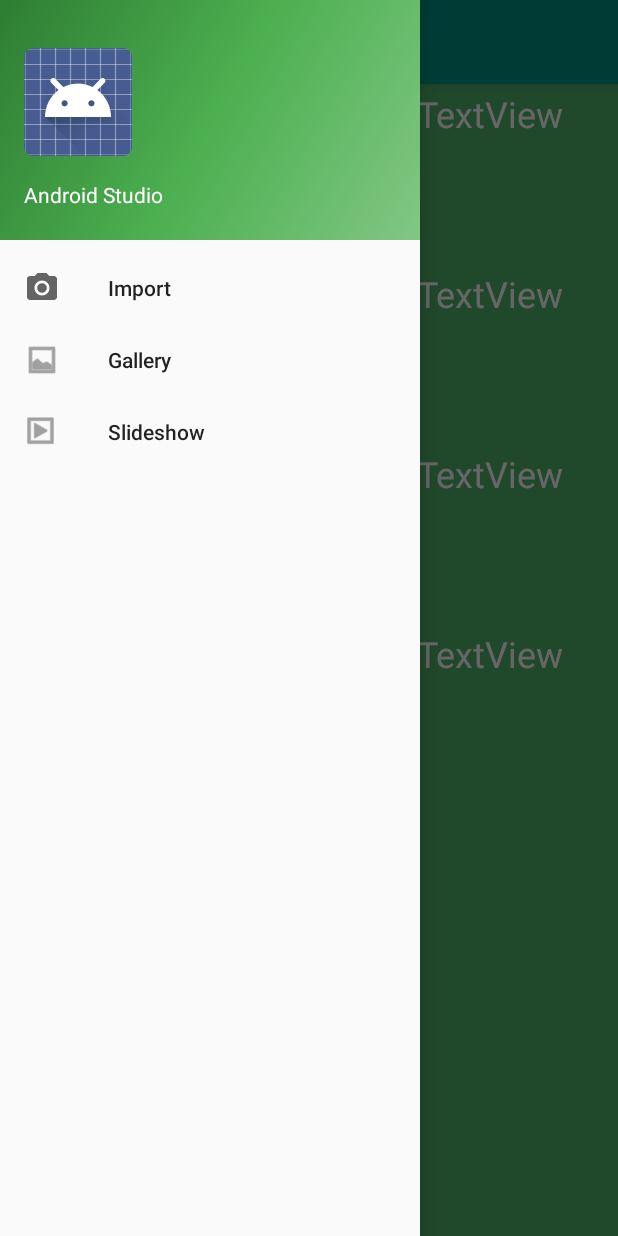
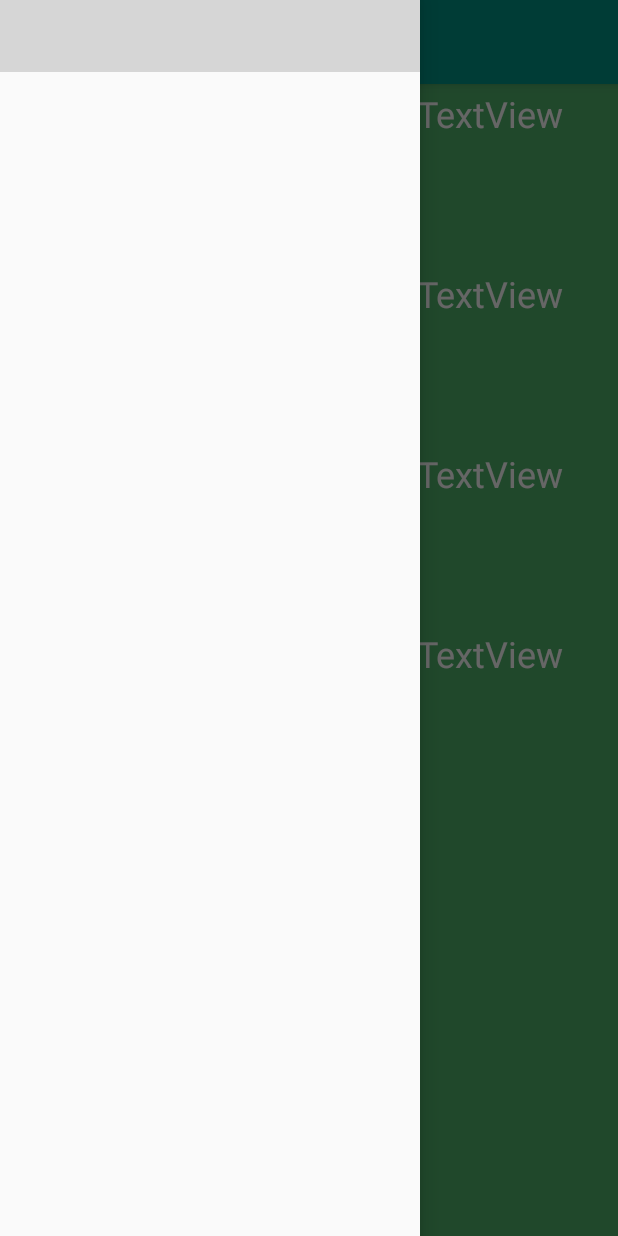
Before and after one commit to samilesma/Esperanto, an Android app: the screen it shows after launch (MainActivity), with the side drawer open, on a phone screen of 412 x 824 dp. Run offline under Robolectric (Android 15) with nearby library versions, the phone set to English and light mode, and no system bars; grey boxes are pictures that could not be loaded.

Commit message:
Revert "menu"
This reverts commit dd5c03fdff01e1da74228e8fc949d7998c381e80.

```diff
--- a/app/src/main/java/com/esperanto/myapplication/MainActivity.java
+++ b/app/src/main/java/com/esperanto/myapplication/MainActivity.java
@@ -67,10 +67,9 @@ public class MainActivity extends AppCompatActivity
         int id = item.getItemId();
 
         if (id == R.id.nav_camera) {
-       //     startActivity(new Intent(this,Abc123test.class));
             // Handle the camera action
         } else if (id == R.id.nav_gallery) {
-
+         //startActivity(new Intent(this,Abc123test.class));
 
         } else if (id == R.id.nav_slideshow) {
 
--- a/app/src/main/java/easy/learning/dethele.java
+++ /dev/null
@@ -1,39 +0,0 @@
-package easy.learning;
-/**
-import android.os.Bundle;
-import android.support.v4.app.Fragment;
-import android.support.v7.app.AppCompatActivity;
-import android.view.MenuItem;
-import android.widget.Button;
-
-import com.esperanto.myapplication.MainActivity;
-import com.esperanto.myapplication.R;
-
-/**
- * Created by IbsenB on 07-11-2016.
- */
-/**
-public class dethele extends AppCompatActivity {
-
-
-    @Override
-    protected void onCreate(Bundle savedInstanceState) {
-        super.onCreate(savedInstanceState);
-        setContentView(R.layout.dethele);
-
-        if(savedInstanceState==null){
-            Fragment fragment = new MainActivity();
-            getSupportFragmentManager().beginTransaction()
-                    .add(R.id.fragmentindhold,fragment).commit();
-        }
-
-    }
-    @Override
-    public boolean onOptionsItemSelected(MenuItem item){
-        if(item.getItemId() == android.R.id.home){
-            onBackPressed();
-        }
-        return super.onOptionsItemSelected(item);
-    }
-}
-**/
--- a/app/src/main/res/drawable/dethele.xml
+++ /dev/null
@@ -1,14 +0,0 @@
-<?xml version="1.0" encoding="utf-8"?>
-<RelativeLayout xmlns:android="http://schemas.android.com/apk/res/android">
-    <!--    android:orientation="vertical"
-        android:layout_width="match_parent"
-        android:layout_height="match_parent">
-        <FrameLayout
-            android:id="@+id/fragmentindhold"
-            android:layout_weight="1"
-            android:layout_width="match_parent"
-            android:layout_height="match_parent"
-
-        />-->
-
-    </RelativeLayout>
--- a/app/src/main/res/drawable/ic_menu_camera.xml
+++ /dev/null
@@ -1,12 +0,0 @@
-<vector xmlns:android="http://schemas.android.com/apk/res/android"
-    android:width="24dp"
-    android:height="24dp"
-    android:viewportHeight="24.0"
-    android:viewportWidth="24.0">
-    <path
-        android:fillColor="#FF000000"
-        android:pathData="M12,12m-3.2,0a3.2,3.2 0,1 1,6.4 0a3.2,3.2 0,1 1,-6.4 0" />
-    <path
-        android:fillColor="#FF000000"
-        android:pathData="M9,2L7.17,4H4c-1.1,0 -2,0.9 -2,2v12c0,1.1 0.9,2 2,2h16c1.1,0 2,-0.9 2,-2V6c0,-1.1 -0.9,-2 -2,-2h-3.17L15,2H9zm3,15c-2.76,0 -5,-2.24 -5,-5s2.24,-5 5,-5 5,2.24 5,5 -2.24,5 -5,5z" />
-</vector>
--- a/app/src/main/res/drawable/ic_menu_gallery.xml
+++ /dev/null
@@ -1,9 +0,0 @@
-<vector xmlns:android="http://schemas.android.com/apk/res/android"
-    android:width="24dp"
-    android:height="24dp"
-    android:viewportHeight="24.0"
-    android:viewportWidth="24.0">
-    <path
-        android:fillColor="#FF000000"
-        android:pathData="M22,16V4c0,-1.1 -0.9,-2 -2,-2H8c-1.1,0 -2,0.9 -2,2v12c0,1.1 0.9,2 2,2h12c1.1,0 2,-0.9 2,-2zm-11,-4l2.03,2.71L16,11l4,5H8l3,-4zM2,6v14c0,1.1 0.9,2 2,2h14v-2H4V6H2z" />
-</vector>
--- a/app/src/main/res/drawable/ic_menu_manage.xml
+++ /dev/null
@@ -1,9 +0,0 @@
-<vector xmlns:android="http://schemas.android.com/apk/res/android"
-    android:width="24dp"
-    android:height="24dp"
-    android:viewportHeight="24.0"
-    android:viewportWidth="24.0">
-    <path
-        android:fillColor="#FF000000"
-        android:pathData="M22.7,19l-9.1,-9.1c0.9,-2.3 0.4,-5 -1.5,-6.9 -2,-2 -5,-2.4 -7.4,-1.3L9,6 6,9 1.6,4.7C0.4,7.1 0.9,10.1 2.9,12.1c1.9,1.9 4.6,2.4 6.9,1.5l9.1,9.1c0.4,0.4 1,0.4 1.4,0l2.3,-2.3c0.5,-0.4 0.5,-1.1 0.1,-1.4z" />
-</vector>
--- a/app/src/main/res/drawable/ic_menu_send.xml
+++ /dev/null
@@ -1,9 +0,0 @@
-<vector xmlns:android="http://schemas.android.com/apk/res/android"
-    android:width="24dp"
-    android:height="24dp"
-    android:viewportHeight="24.0"
-    android:viewportWidth="24.0">
-    <path
-        android:fillColor="#FF000000"
-        android:pathData="M2.01,21L23,12 2.01,3 2,10l15,2 -15,2z" />
-</vector>
--- a/app/src/main/res/drawable/ic_menu_share.xml
+++ /dev/null
@@ -1,9 +0,0 @@
-<vector xmlns:android="http://schemas.android.com/apk/res/android"
-    android:width="24dp"
-    android:height="24dp"
-    android:viewportHeight="24.0"
-    android:viewportWidth="24.0">
-    <path
-        android:fillColor="#FF000000"
-        android:pathData="M18,16.08c-0.76,0 -1.44,0.3 -1.96,0.77L8.91,12.7c0.05,-0.23 0.09,-0.46 0.09,-0.7s-0.04,-0.47 -0.09,-0.7l7.05,-4.11c0.54,0.5 1.25,0.81 2.04,0.81 1.66,0 3,-1.34 3,-3s-1.34,-3 -3,-3 -3,1.34 -3,3c0,0.24 0.04,0.47 0.09,0.7L8.04,9.81C7.5,9.31 6.79,9 6,9c-1.66,0 -3,1.34 -3,3s1.34,3 3,3c0.79,0 1.5,-0.31 2.04,-0.81l7.12,4.16c-0.05,0.21 -0.08,0.43 -0.08,0.65 0,1.61 1.31,2.92 2.92,2.92 1.61,0 2.92,-1.31 2.92,-2.92s-1.31,-2.92 -2.92,-2.92z" />
-</vector>
--- a/app/src/main/res/drawable/ic_menu_slideshow.xml
+++ /dev/null
@@ -1,9 +0,0 @@
-<vector xmlns:android="http://schemas.android.com/apk/res/android"
-    android:width="24dp"
-    android:height="24dp"
-    android:viewportHeight="24.0"
-    android:viewportWidth="24.0">
-    <path
-        android:fillColor="#FF000000"
-        android:pathData="M4,6H2v14c0,1.1 0.9,2 2,2h14v-2H4V6zm16,-4H8c-1.1,0 -2,0.9 -2,2v12c0,1.1 0.9,2 2,2h12c1.1,0 2,-0.9 2,-2V4c0,-1.1 -0.9,-2 -2,-2zm-8,12.5v-9l6,4.5 -6,4.5z" />
-</vector>
--- a/app/src/main/res/drawable/side_nav_bar.xml
+++ /dev/null
@@ -1,9 +0,0 @@
-<shape xmlns:android="http://schemas.android.com/apk/res/android"
-    android:shape="rectangle">
-    <gradient
-        android:angle="135"
-        android:centerColor="#4CAF50"
-        android:endColor="#2E7D32"
-        android:startColor="#81C784"
-        android:type="linear" />
-</shape>
--- a/app/src/main/res/layout/activity_main.xml
+++ b/app/src/main/res/layout/activity_main.xml
@@ -29,16 +29,6 @@
         </android.support.design.widget.AppBarLayout>
         <FrameLayout
             android:id="@+id/abc123"
-
-            android:paddingTop="@dimen/activity_vertical_margin"
-            android:layout_width="match_parent"
-            android:layout_height="match_parent">
-
-
-        </FrameLayout>
-        <FrameLayout
-            android:id="@+id/abc123test"
-
             android:paddingTop="@dimen/activity_vertical_margin"
             android:layout_width="match_parent"
             android:layout_height="match_parent">
--- a/app/src/main/res/layout/venstremenu_top.xml
+++ /dev/null
@@ -1,35 +0,0 @@
-<?xml version="1.0" encoding="utf-8"?>
-<LinearLayout xmlns:android="http://schemas.android.com/apk/res/android"
-    xmlns:app="http://schemas.android.com/apk/res-auto"
-    android:layout_width="match_parent"
-    android:layout_height="@dimen/nav_header_height"
-    android:background="@drawable/side_nav_bar"
-    android:gravity="bottom"
-    android:orientation="vertical"
-    android:paddingBottom="@dimen/activity_vertical_margin"
-    android:paddingLeft="@dimen/activity_horizontal_margin"
-    android:paddingRight="@dimen/activity_horizontal_margin"
-    android:paddingTop="@dimen/activity_vertical_margin"
-    android:theme="@style/ThemeOverlay.AppCompat.Dark">
-
-    <ImageView
-        android:id="@+id/imageView"
-        android:layout_width="wrap_content"
-        android:layout_height="wrap_content"
-        android:paddingTop="@dimen/nav_header_vertical_spacing"
-        app:srcCompat="@android:drawable/sym_def_app_icon" />
-
-    <TextView
-        android:layout_width="match_parent"
-        android:layout_height="wrap_content"
-        android:paddingTop="@dimen/nav_header_vertical_spacing"
-        android:text="Android Studio"
-        android:textAppearance="@style/TextAppearance.AppCompat.Body1" />
-
-    <TextView
-        android:id="@+id/textView"
-        android:layout_width="wrap_content"
-        android:layout_height="wrap_content"
-        android:text="android.studio@android.com" />
-
-</LinearLayout>
--- a/app/src/main/res/menu/activity_main_menu_drawer.xml
+++ /dev/null
@@ -1,36 +0,0 @@
-<?xml version="1.0" encoding="utf-8"?>
-<menu xmlns:android="http://schemas.android.com/apk/res/android">
-
-    <group android:checkableBehavior="single">
-        <item
-            android:id="@+id/nav_camera"
-            android:icon="@drawable/ic_menu_camera"
-            android:title="Import" />
-        <item
-            android:id="@+id/nav_gallery"
-            android:icon="@drawable/ic_menu_gallery"
-            android:title="Gallery" />
-        <item
-            android:id="@+id/nav_slideshow"
-            android:icon="@drawable/ic_menu_slideshow"
-            android:title="Slideshow" />
-    <!--   <item
-          android:id="@+id/nav_manage"
-          android:icon="@drawable/ic_menu_manage"
-          android:title="Tools" />-->
-  </group>
-
-  <!--  <item android:title="Communicate">
-       <menu>
-           <item
-               android:id="@+id/nav_share"
-               android:icon="@drawable/ic_menu_share"
-               android:title="Share" />
-          <item
-               android:id="@+id/nav_send"
-               android:icon="@drawable/ic_menu_send"
-               android:title="Send" />
-       </menu>
-   </item>-->
-
-</menu>
--- a/app/src/main/res/values/drawables.xml
+++ /dev/null
@@ -1,8 +0,0 @@
-<resources xmlns:android="http://schemas.android.com/apk/res/android">
-    <item name="ic_menu_camera" type="drawable">@android:drawable/ic_menu_camera</item>
-    <item name="ic_menu_gallery" type="drawable">@android:drawable/ic_menu_gallery</item>
-    <item name="ic_menu_slideshow" type="drawable">@android:drawable/ic_menu_slideshow</item>
-    <item name="ic_menu_manage" type="drawable">@android:drawable/ic_menu_manage</item>
-    <item name="ic_menu_share" type="drawable">@android:drawable/ic_menu_share</item>
-    <item name="ic_menu_send" type="drawable">@android:drawable/ic_menu_send</item>
-</resources>
```
